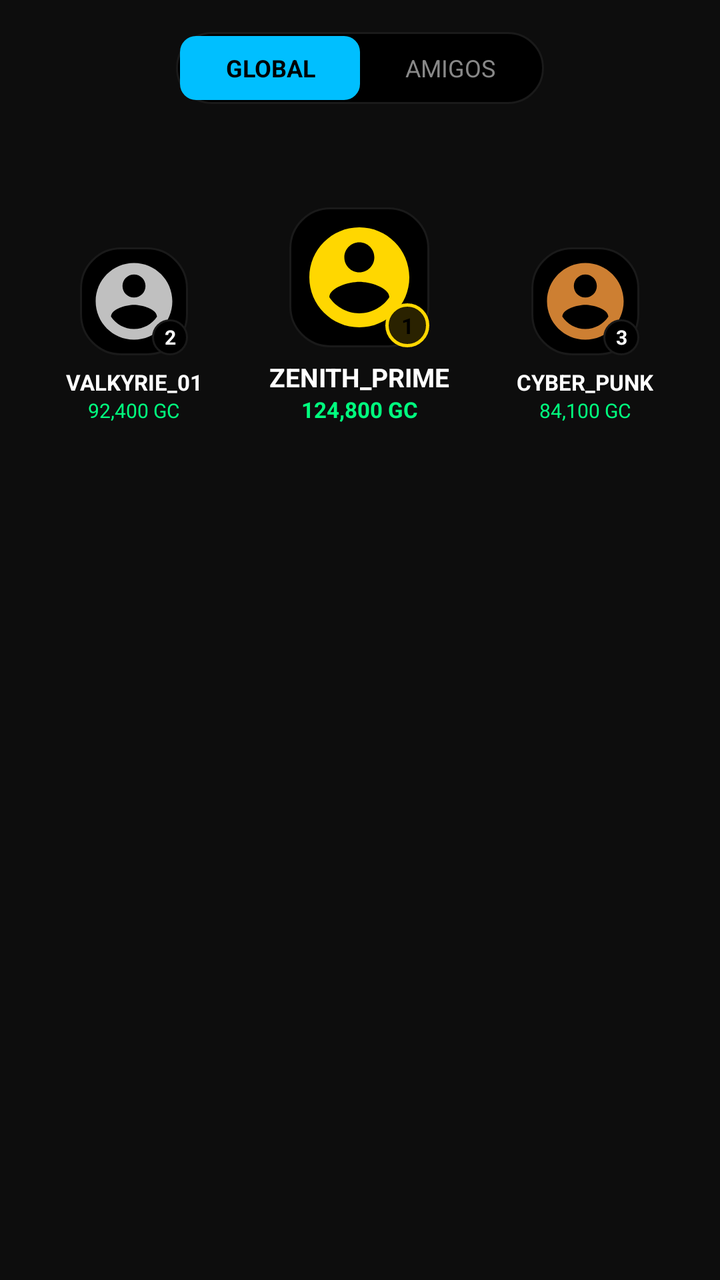
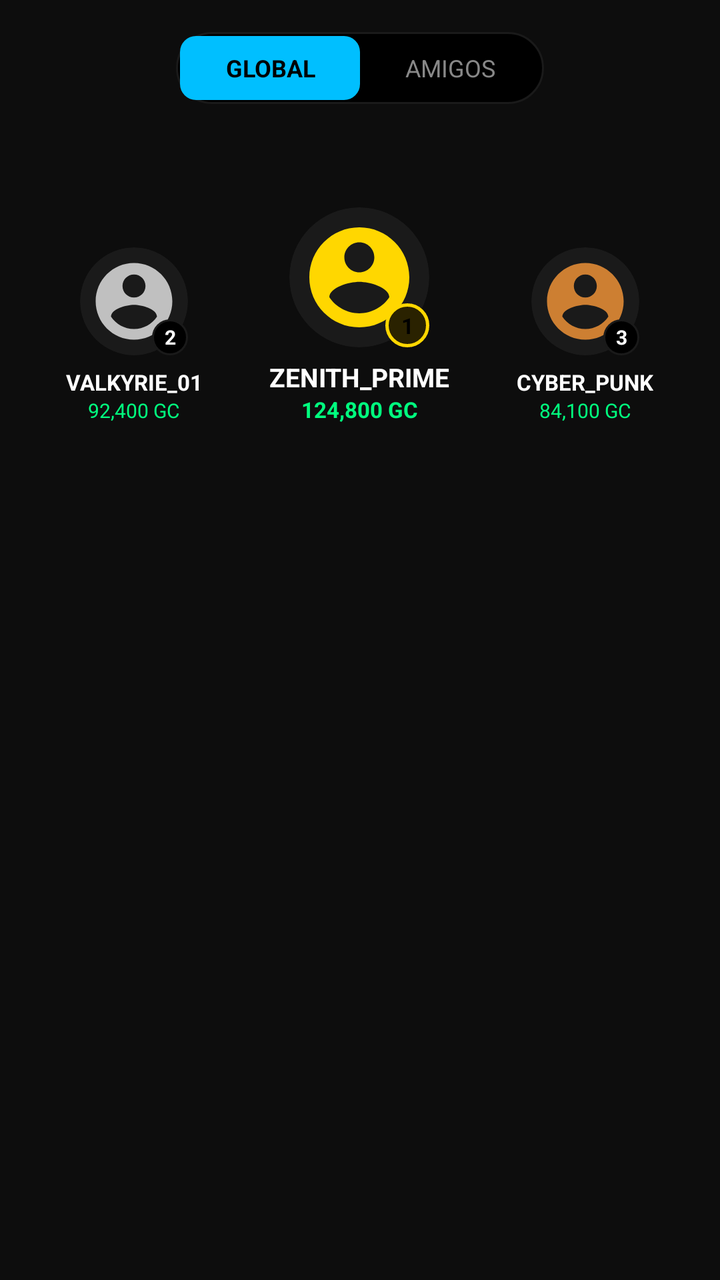

Screens rendered from an Android XML layout before and after an edit, with the pre-edit source and the edit as a unified diff.
<!-- AndroidManifest.xml: application theme Theme.Questgen -->
<!-- res/layout/fragment_ranking.xml -->
<?xml version="1.0" encoding="utf-8"?>
<androidx.constraintlayout.widget.ConstraintLayout xmlns:android="http://schemas.android.com/apk/res/android"
    xmlns:app="http://schemas.android.com/apk/res-auto"
    android:layout_width="match_parent"
    android:layout_height="match_parent"
    android:background="@color/bg_principal"
    android:padding="16dp">

    
    <LinearLayout
        android:id="@+id/layout_ranking_scope"
        android:layout_width="wrap_content"
        android:layout_height="36dp"
        android:background="@drawable/bg_pill"
        android:orientation="horizontal"
        android:gravity="center"
        android:padding="2dp"
        app:layout_constraintTop_toTopOf="parent"
        app:layout_constraintStart_toStartOf="parent"
        app:layout_constraintEnd_toEndOf="parent">

        <TextView
            android:id="@+id/btn_scope_global"
            android:layout_width="90dp"
            android:layout_height="match_parent"
            android:text="GLOBAL"
            android:textColor="#000000"
            android:gravity="center"
            android:textStyle="bold"
            android:textSize="12sp"
            android:background="@drawable/bg_button_neon" />

        <TextView
            android:id="@+id/btn_scope_friends"
            android:layout_width="90dp"
            android:layout_height="match_parent"
            android:text="AMIGOS"
            android:textColor="@color/gray_text"
            android:gravity="center"
            android:textSize="12sp"
            android:background="@null" />
    </LinearLayout>

    
    <LinearLayout
        android:id="@+id/layout_podium"
        android:layout_width="match_parent"
        android:layout_height="140dp"
        android:orientation="horizontal"
        android:gravity="bottom"
        android:layout_marginTop="20dp"
        app:layout_constraintTop_toBottomOf="@id/layout_ranking_scope"
        app:layout_constraintStart_toStartOf="parent"
        app:layout_constraintEnd_toEndOf="parent">

        
        <LinearLayout
            android:layout_width="0dp"
            android:layout_height="wrap_content"
            android:layout_weight="1"
            android:orientation="vertical"
            android:gravity="center">

            <FrameLayout
                android:layout_width="54dp"
                android:layout_height="54dp">
                <ImageView
                    android:id="@+id/img_silver_rank"
                    android:layout_width="match_parent"
                    android:layout_height="match_parent"
                    android:src="@drawable/ic_profile"
                    android:background="@drawable/bg_pill"
                    android:padding="4dp"
                    app:tint="#C0C0C0" />
                <TextView
                    android:layout_width="18dp"
                    android:layout_height="18dp"
                    android:text="2"
                    android:textColor="#FFFFFF"
                    android:textSize="10sp"
                    android:textStyle="bold"
                    android:gravity="center"
                    android:background="@drawable/bg_pill"
                    android:layout_gravity="bottom|end" />
            </FrameLayout>

            <TextView
                android:id="@+id/tv_name_silver"
                android:layout_width="wrap_content"
                android:layout_height="wrap_content"
                android:text="VALKYRIE_01"
                android:textColor="@color/white"
                android:textSize="11sp"
                android:textStyle="bold"
                android:ellipsize="end"
                android:maxLines="1"
                android:layout_marginTop="6dp" />

            <TextView
                android:id="@+id/tv_coins_silver"
                android:layout_width="wrap_content"
                android:layout_height="wrap_content"
                android:text="92,400 GC"
                android:textColor="@color/verde_vibrante"
                android:textSize="10sp" />
        </LinearLayout>

        
        <LinearLayout
            android:layout_width="0dp"
            android:layout_height="wrap_content"
            android:layout_weight="1.2"
            android:orientation="vertical"
            android:gravity="center">

            <FrameLayout
                android:layout_width="70dp"
                android:layout_height="70dp">
                <ImageView
                    android:id="@+id/img_gold_rank"
                    android:layout_width="match_parent"
                    android:layout_height="match_parent"
                    android:src="@drawable/ic_profile"
                    android:background="@drawable/bg_pill"
                    android:padding="5dp"
                    app:tint="@color/raridade_lendario" />
                <TextView
                    android:layout_width="22dp"
                    android:layout_height="22dp"
                    android:text="1"
                    android:textColor="#000000"
                    android:textSize="11sp"
                    android:textStyle="bold"
                    android:gravity="center"
                    android:background="@drawable/bg_timer_pill"
                    android:layout_gravity="bottom|end" />
            </FrameLayout>

            <TextView
                android:id="@+id/tv_name_gold"
                android:layout_width="wrap_content"
                android:layout_height="wrap_content"
                android:text="ZENITH_PRIME"
                android:textColor="@color/white"
                android:textSize="13sp"
                android:textStyle="bold"
                android:ellipsize="end"
                android:maxLines="1"
                android:layout_marginTop="6dp" />

            <TextView
                android:id="@+id/tv_coins_gold"
                android:layout_width="wrap_content"
                android:layout_height="wrap_content"
                android:text="124,800 GC"
                android:textColor="@color/verde_vibrante"
                android:textStyle="bold"
                android:textSize="11sp" />
        </LinearLayout>

        
        <LinearLayout
            android:layout_width="0dp"
            android:layout_height="wrap_content"
            android:layout_weight="1"
            android:orientation="vertical"
            android:gravity="center">

            <FrameLayout
                android:layout_width="54dp"
                android:layout_height="54dp">
                <ImageView
                    android:id="@+id/img_bronze_rank"
                    android:layout_width="match_parent"
                    android:layout_height="match_parent"
                    android:src="@drawable/ic_profile"
                    android:background="@drawable/bg_pill"
                    android:padding="4dp"
                    app:tint="#CD7F32" />
                <TextView
                    android:layout_width="18dp"
                    android:layout_height="18dp"
                    android:text="3"
                    android:textColor="#FFFFFF"
                    android:textSize="10sp"
                    android:textStyle="bold"
                    android:gravity="center"
                    android:background="@drawable/bg_pill"
                    android:layout_gravity="bottom|end" />
            </FrameLayout>

            <TextView
                android:id="@+id/tv_name_bronze"
                android:layout_width="wrap_content"
                android:layout_height="wrap_content"
                android:text="CYBER_PUNK"
                android:textColor="@color/white"
                android:textSize="11sp"
                android:textStyle="bold"
                android:ellipsize="end"
                android:maxLines="1"
                android:layout_marginTop="6dp" />

            <TextView
                android:id="@+id/tv_coins_bronze"
                android:layout_width="wrap_content"
                android:layout_height="wrap_content"
                android:text="84,100 GC"
                android:textColor="@color/verde_vibrante"
                android:textSize="10sp" />
        </LinearLayout>
    </LinearLayout>

    
    <androidx.recyclerview.widget.RecyclerView
        android:id="@+id/rv_leaderboard"
        android:layout_width="match_parent"
        android:layout_height="0dp"
        android:layout_marginTop="16dp"
        app:layout_constraintTop_toBottomOf="@id/layout_podium"
        app:layout_constraintBottom_toBottomOf="parent"
        app:layout_constraintStart_toStartOf="parent"
        app:layout_constraintEnd_toEndOf="parent" />

    
    <ProgressBar
        android:id="@+id/progress_ranking_loading"
        android:layout_width="40dp"
        android:layout_height="40dp"
        android:visibility="gone"
        android:indeterminateTint="@color/azul_neon"
        app:layout_constraintTop_toTopOf="@id/rv_leaderboard"
        app:layout_constraintBottom_toBottomOf="@id/rv_leaderboard"
        app:layout_constraintStart_toStartOf="parent"
        app:layout_constraintEnd_toEndOf="parent" />

    
    <LinearLayout
        android:id="@+id/layout_ranking_error"
        android:layout_width="match_parent"
        android:layout_height="wrap_content"
        android:orientation="vertical"
        android:gravity="center"
        android:visibility="gone"
        app:layout_constraintTop_toTopOf="@id/rv_leaderboard"
        app:layout_constraintBottom_toBottomOf="@id/rv_leaderboard"
        app:layout_constraintStart_toStartOf="parent"
        app:layout_constraintEnd_toEndOf="parent">

        <TextView
            android:id="@+id/tv_ranking_error_msg"
            android:layout_width="wrap_content"
            android:layout_height="wrap_content"
            android:text="Erro ao carregar o ranking de temporada."
            android:textColor="@color/vermelho_neon"
            android:textSize="14sp"
            android:gravity="center" />

        <Button
            android:id="@+id/btn_ranking_retry"
            android:layout_width="wrap_content"
            android:layout_height="wrap_content"
            android:text="Tentar Novamente"
            android:textColor="#000000"
            android:background="@drawable/bg_button_neon"
            android:layout_marginTop="16dp"
            android:paddingHorizontal="24dp"
            app:backgroundTint="@null" />
    </LinearLayout>

</androidx.constraintlayout.widget.ConstraintLayout>
<!-- resources referenced by this layout -->
<resources>
  <color name="azul_neon">#00BFFF</color>
  <color name="bg_principal">#0D0D0D</color>
  <color name="gray_text">#888888</color>
  <color name="raridade_lendario">#FFD700</color>
  <color name="verde_vibrante">#00FF7F</color>
  <color name="vermelho_neon">#FF4C4C</color>
  <color name="white">#FFFFFF</color>
  <!-- drawable bg_button_neon (drawable) -->
  <?xml version="1.0" encoding="utf-8"?>
  <shape xmlns:android="http://schemas.android.com/apk/res/android">
      <solid android:color="@color/azul_neon" />
      <corners android:radius="8dp" />
  </shape>
  <!-- drawable bg_pill (drawable) -->
  <?xml version="1.0" encoding="utf-8"?>
  <shape xmlns:android="http://schemas.android.com/apk/res/android">
      <solid android:color="#000000" />
      <corners android:radius="20dp" />
      <stroke android:width="1dp" android:color="#1A1A1A" />
  </shape>
  <!-- drawable bg_timer_pill (drawable) -->
  <?xml version="1.0" encoding="utf-8"?>
  <shape xmlns:android="http://schemas.android.com/apk/res/android">
      <solid android:color="#2A2200" /> 
      <corners android:radius="20dp" />
      <stroke android:width="1.5dp" android:color="#FFD700" />
  </shape>
  <!-- drawable ic_profile (drawable) -->
  <vector xmlns:android="http://schemas.android.com/apk/res/android"
      android:width="24dp"
      android:height="24dp"
      android:viewportWidth="24"
      android:viewportHeight="24">
    <path
        android:fillColor="#FFFFFF"
        android:pathData="M12,2C6.48,2 2,6.48 2,12s4.48,10 10,10 10,-4.48 10,-10S17.52,2 12,2z M12,5c1.66,0 3,1.34 3,3s-1.34,3 -3,3s-3,-1.34 -3,-3S10.34,5 12,5z M12,19.2c-2.5,0 -4.71,-1.28 -6,-3.22c0.03,-1.99 4,-3.08 6,-3.08s5.97,1.09 6,3.08C16.71,17.92 14.5,19.2 12,19.2z"/>
  </vector>
  <style name="Theme.Questgen" parent="Theme.QuestGen" />
  <style name="Theme.QuestGen" parent="Base.Theme.QuestGen" />
  <style name="Base.Theme.QuestGen" parent="Theme.Material3.DayNight.NoActionBar">
          
          <item name="colorPrimary">@color/azul_neon</item>
          <item name="colorSecondary">@color/roxo_neon</item>
          <item name="android:windowBackground">@color/bg_principal</item>
      </style>
  <color name="roxo_neon">#8A2BE2</color>
</resources>

<!-- the commit's change to res/layout/fragment_ranking.xml (unified diff, before → after) -->
@@ -64,14 +64,21 @@
             <FrameLayout
                 android:layout_width="54dp"
                 android:layout_height="54dp">
-                <ImageView
-                    android:id="@+id/img_silver_rank"
+                <androidx.cardview.widget.CardView
                     android:layout_width="match_parent"
                     android:layout_height="match_parent"
-                    android:src="@drawable/ic_profile"
-                    android:background="@drawable/bg_pill"
-                    android:padding="4dp"
-                    app:tint="#C0C0C0" />
+                    app:cardCornerRadius="27dp"
+                    app:cardBackgroundColor="@color/bg_secundario"
+                    app:cardElevation="0dp">
+                    <ImageView
+                        android:id="@+id/img_silver_rank"
+                        android:layout_width="match_parent"
+                        android:layout_height="match_parent"
+                        android:src="@drawable/ic_profile"
+                        android:scaleType="centerCrop"
+                        android:padding="4dp"
+                        app:tint="#C0C0C0" />
+                </androidx.cardview.widget.CardView>
                 <TextView
                     android:layout_width="18dp"
                     android:layout_height="18dp"
@@ -116,14 +123,21 @@
             <FrameLayout
                 android:layout_width="70dp"
                 android:layout_height="70dp">
-                <ImageView
-                    android:id="@+id/img_gold_rank"
+                <androidx.cardview.widget.CardView
                     android:layout_width="match_parent"
                     android:layout_height="match_parent"
-                    android:src="@drawable/ic_profile"
-                    android:background="@drawable/bg_pill"
-                    android:padding="5dp"
-                    app:tint="@color/raridade_lendario" />
+                    app:cardCornerRadius="35dp"
+                    app:cardBackgroundColor="@color/bg_secundario"
+                    app:cardElevation="0dp">
+                    <ImageView
+                        android:id="@+id/img_gold_rank"
+                        android:layout_width="match_parent"
+                        android:layout_height="match_parent"
+                        android:src="@drawable/ic_profile"
+                        android:scaleType="centerCrop"
+                        android:padding="5dp"
+                        app:tint="@color/raridade_lendario" />
+                </androidx.cardview.widget.CardView>
                 <TextView
                     android:layout_width="22dp"
                     android:layout_height="22dp"
@@ -169,14 +183,21 @@
             <FrameLayout
                 android:layout_width="54dp"
                 android:layout_height="54dp">
-                <ImageView
-                    android:id="@+id/img_bronze_rank"
+                <androidx.cardview.widget.CardView
                     android:layout_width="match_parent"
                     android:layout_height="match_parent"
-                    android:src="@drawable/ic_profile"
-                    android:background="@drawable/bg_pill"
-                    android:padding="4dp"
-                    app:tint="#CD7F32" />
+                    app:cardCornerRadius="27dp"
+                    app:cardBackgroundColor="@color/bg_secundario"
+                    app:cardElevation="0dp">
+                    <ImageView
+                        android:id="@+id/img_bronze_rank"
+                        android:layout_width="match_parent"
+                        android:layout_height="match_parent"
+                        android:src="@drawable/ic_profile"
+                        android:scaleType="centerCrop"
+                        android:padding="4dp"
+                        app:tint="#CD7F32" />
+                </androidx.cardview.widget.CardView>
                 <TextView
                     android:layout_width="18dp"
                     android:layout_height="18dp"
<!-- resource entries referenced after the edit -->
@@ -2,6 +2,7 @@
 <resources>
   <color name="azul_neon">#00BFFF</color>
   <color name="bg_principal">#0D0D0D</color>
+  <color name="bg_secundario">#1A1A1A</color>
   <color name="gray_text">#888888</color>
   <color name="raridade_lendario">#FFD700</color>
   <color name="verde_vibrante">#00FF7F</color>
